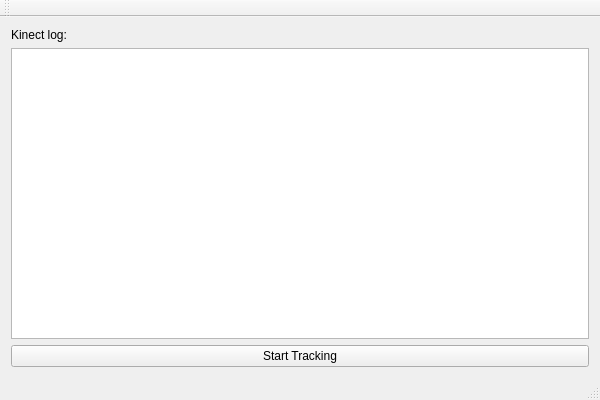
zaidyes/KinectHandTracker, file qtkinect.ui: the form before one commit.
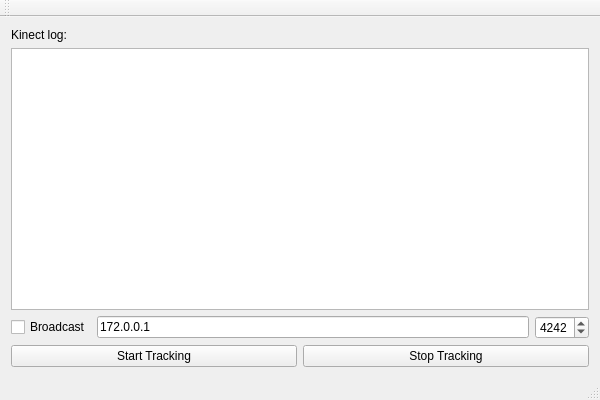
The form after the commit.

Diff of the .ui file:
```diff
--- a/qtkinect.ui
+++ b/qtkinect.ui
@@ -23,15 +23,58 @@
      </widget>
     </item>
     <item>
-     <widget class="QPlainTextEdit" name="pte_logWindow"/>
-    </item>
-    <item>
-     <widget class="QPushButton" name="pb_startTracking">
-      <property name="text">
-       <string>Start Tracking</string>
+     <widget class="QPlainTextEdit" name="pte_logWindow">
+      <property name="readOnly">
+       <bool>true</bool>
       </property>
      </widget>
     </item>
+    <item>
+     <layout class="QHBoxLayout" name="horizontalLayout_2">
+      <item>
+       <widget class="QCheckBox" name="cb_broadcast">
+        <property name="text">
+         <string>Broadcast</string>
+        </property>
+       </widget>
+      </item>
+      <item>
+       <widget class="QLineEdit" name="le_ipaddress">
+        <property name="text">
+         <string>172.0.0.1</string>
+        </property>
+       </widget>
+      </item>
+      <item>
+       <widget class="QSpinBox" name="sb_port">
+        <property name="maximum">
+         <number>8888</number>
+        </property>
+        <property name="value">
+         <number>4242</number>
+        </property>
+       </widget>
+      </item>
+     </layout>
+    </item>
+    <item>
+     <layout class="QHBoxLayout" name="horizontalLayout">
+      <item>
+       <widget class="QPushButton" name="pb_startTracking">
+        <property name="text">
+         <string>Start Tracking</string>
+        </property>
+       </widget>
+      </item>
+      <item>
+       <widget class="QPushButton" name="pb_stopTracking">
+        <property name="text">
+         <string>Stop Tracking</string>
+        </property>
+       </widget>
+      </item>
+     </layout>
+    </item>
    </layout>
   </widget>
   <widget class="QMenuBar" name="menuBar">
```
